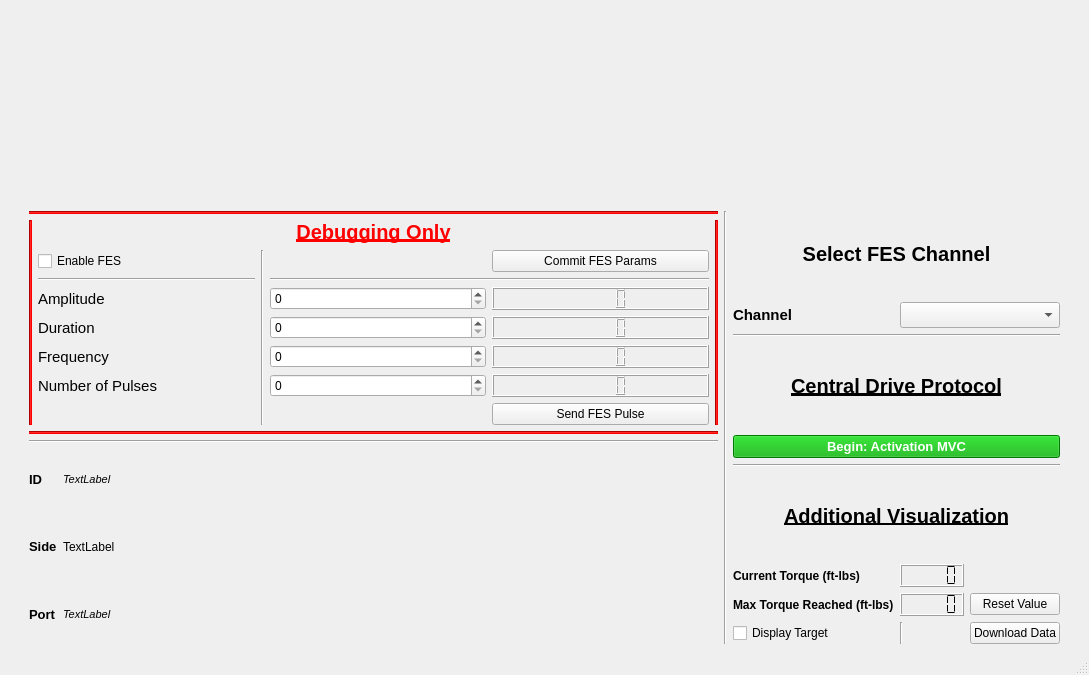
jontalvarez/central-drive, file resources/_CD_GUI_Main_Clinician_Formed.ui: the form before one commit.
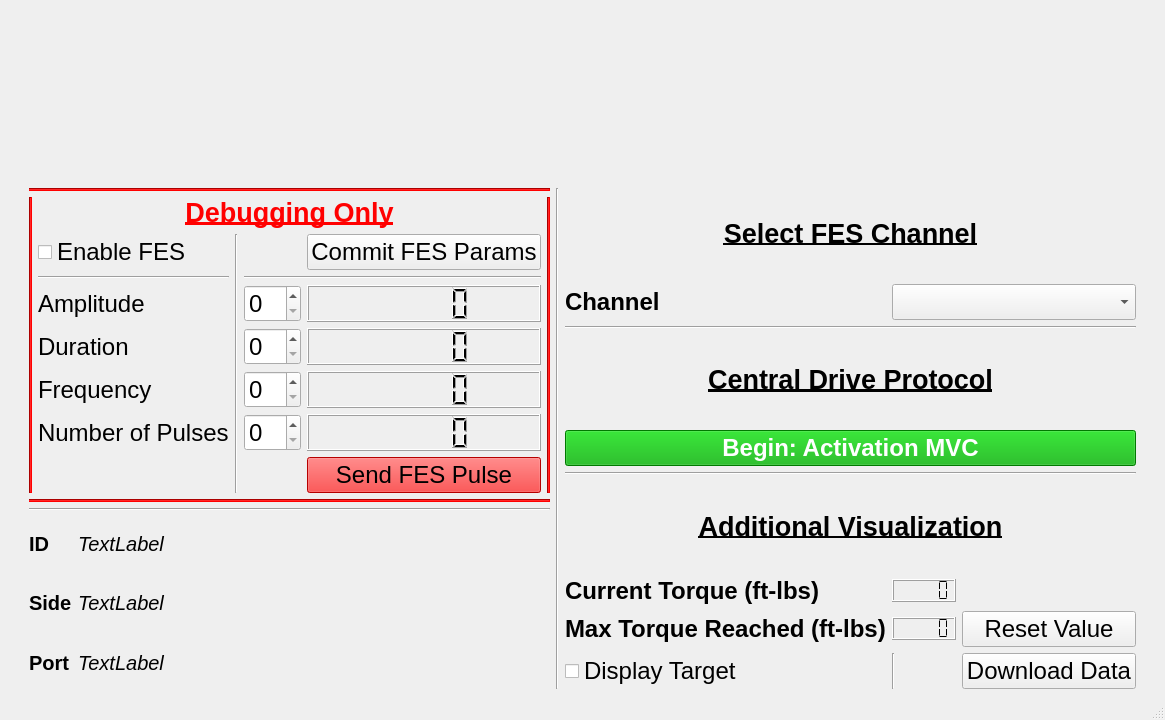
The form after the commit.

Commit message: rpi clinician gui changes

```diff
--- a/resources/_CD_GUI_Main_Clinician_Formed.ui
+++ b/resources/_CD_GUI_Main_Clinician_Formed.ui
@@ -6,10 +6,16 @@
    <rect>
     <x>0</x>
     <y>0</y>
-    <width>1089</width>
-    <height>675</height>
+    <width>1155</width>
+    <height>720</height>
    </rect>
   </property>
+  <property name="sizePolicy">
+   <sizepolicy hsizetype="Preferred" vsizetype="MinimumExpanding">
+    <horstretch>0</horstretch>
+    <verstretch>0</verstretch>
+   </sizepolicy>
+  </property>
   <property name="windowTitle">
    <string>Central Drive Estimation</string>
   </property>
@@ -40,7 +46,7 @@
        <widget class="QLabel" name="label_4">
         <property name="font">
          <font>
-          <pointsize>10</pointsize>
+          <pointsize>15</pointsize>
           <weight>75</weight>
           <bold>true</bold>
          </font>
@@ -54,7 +60,7 @@
        <widget class="QLabel" name="comport_lbl">
         <property name="font">
          <font>
-          <pointsize>8</pointsize>
+          <pointsize>15</pointsize>
           <weight>50</weight>
           <italic>true</italic>
           <bold>false</bold>
@@ -82,7 +88,7 @@
         </property>
         <property name="font">
          <font>
-          <pointsize>8</pointsize>
+          <pointsize>15</pointsize>
           <weight>50</weight>
           <italic>true</italic>
           <bold>false</bold>
@@ -104,7 +110,7 @@
        <widget class="QLabel" name="label_13">
         <property name="font">
          <font>
-          <pointsize>10</pointsize>
+          <pointsize>15</pointsize>
           <weight>75</weight>
           <bold>true</bold>
          </font>
@@ -118,7 +124,7 @@
        <widget class="QLabel" name="label_14">
         <property name="font">
          <font>
-          <pointsize>10</pointsize>
+          <pointsize>15</pointsize>
           <weight>75</weight>
           <bold>true</bold>
          </font>
@@ -130,6 +136,12 @@
       </item>
       <item row="1" column="1">
        <widget class="QLabel" name="testingSide_lbl">
+        <property name="font">
+         <font>
+          <pointsize>15</pointsize>
+          <italic>true</italic>
+         </font>
+        </property>
         <property name="text">
          <string>TextLabel</string>
         </property>
@@ -143,7 +155,7 @@
        <widget class="QLabel" name="label_6">
         <property name="font">
          <font>
-          <pointsize>11</pointsize>
+          <pointsize>18</pointsize>
          </font>
         </property>
         <property name="text">
@@ -152,16 +164,28 @@
        </widget>
       </item>
       <item row="4" column="3">
-       <widget class="QSpinBox" name="amp_sp"/>
+       <widget class="QSpinBox" name="amp_sp">
+        <property name="font">
+         <font>
+          <pointsize>18</pointsize>
+         </font>
+        </property>
+       </widget>
       </item>
       <item row="7" column="3">
-       <widget class="QSpinBox" name="np_sp"/>
+       <widget class="QSpinBox" name="np_sp">
+        <property name="font">
+         <font>
+          <pointsize>18</pointsize>
+         </font>
+        </property>
+       </widget>
       </item>
       <item row="1" column="1" colspan="4">
        <widget class="QLabel" name="label_3">
         <property name="font">
          <font>
-          <pointsize>15</pointsize>
+          <pointsize>20</pointsize>
           <weight>75</weight>
           <bold>true</bold>
           <underline>true</underline>
@@ -182,13 +206,19 @@
        </widget>
       </item>
       <item row="5" column="4">
-       <widget class="QLCDNumber" name="committedDur_lbl"/>
+       <widget class="QLCDNumber" name="committedDur_lbl">
+        <property name="font">
+         <font>
+          <pointsize>18</pointsize>
+         </font>
+        </property>
+       </widget>
       </item>
       <item row="4" column="1">
        <widget class="QLabel" name="label">
         <property name="font">
          <font>
-          <pointsize>11</pointsize>
+          <pointsize>18</pointsize>
          </font>
         </property>
         <property name="text">
@@ -221,10 +251,22 @@
        </widget>
       </item>
       <item row="5" column="3">
-       <widget class="QSpinBox" name="dur_sp"/>
+       <widget class="QSpinBox" name="dur_sp">
+        <property name="font">
+         <font>
+          <pointsize>18</pointsize>
+         </font>
+        </property>
+       </widget>
       </item>
       <item row="4" column="4">
-       <widget class="QLCDNumber" name="committedAmp_lbl"/>
+       <widget class="QLCDNumber" name="committedAmp_lbl">
+        <property name="font">
+         <font>
+          <pointsize>18</pointsize>
+         </font>
+        </property>
+       </widget>
       </item>
       <item row="9" column="0" colspan="6">
        <widget class="Line" name="line_13">
@@ -255,6 +297,11 @@
       </item>
       <item row="2" column="1">
        <widget class="QCheckBox" name="fesEnable_cb">
+        <property name="font">
+         <font>
+          <pointsize>18</pointsize>
+         </font>
+        </property>
         <property name="text">
          <string>Enable FES</string>
         </property>
@@ -262,9 +309,17 @@
       </item>
       <item row="8" column="4">
        <widget class="QPushButton" name="sendPulse_pb">
+        <property name="font">
+         <font>
+          <pointsize>18</pointsize>
+         </font>
+        </property>
         <property name="autoFillBackground">
          <bool>false</bool>
         </property>
+        <property name="styleSheet">
+         <string notr="true">background-color: rgb(255, 0, 0);</string>
+        </property>
         <property name="text">
          <string>Send FES Pulse</string>
         </property>
@@ -284,7 +339,7 @@
        <widget class="QLabel" name="label_5">
         <property name="font">
          <font>
-          <pointsize>11</pointsize>
+          <pointsize>18</pointsize>
          </font>
         </property>
         <property name="text">
@@ -296,7 +351,7 @@
        <widget class="QLabel" name="label_2">
         <property name="font">
          <font>
-          <pointsize>11</pointsize>
+          <pointsize>18</pointsize>
           <italic>false</italic>
          </font>
         </property>
@@ -306,16 +361,39 @@
        </widget>
       </item>
       <item row="6" column="3">
-       <widget class="QSpinBox" name="f_sp"/>
+       <widget class="QSpinBox" name="f_sp">
+        <property name="font">
+         <font>
+          <pointsize>18</pointsize>
+         </font>
+        </property>
+       </widget>
       </item>
       <item row="7" column="4">
-       <widget class="QLCDNumber" name="committedNp_lbl"/>
+       <widget class="QLCDNumber" name="committedNp_lbl">
+        <property name="font">
+         <font>
+          <pointsize>18</pointsize>
+         </font>
+        </property>
+       </widget>
       </item>
       <item row="6" column="4">
-       <widget class="QLCDNumber" name="committedF_lbl"/>
+       <widget class="QLCDNumber" name="committedF_lbl">
+        <property name="font">
+         <font>
+          <pointsize>18</pointsize>
+         </font>
+        </property>
+       </widget>
       </item>
       <item row="2" column="4">
        <widget class="QPushButton" name="commit_pb">
+        <property name="font">
+         <font>
+          <pointsize>18</pointsize>
+         </font>
+        </property>
         <property name="text">
          <string>Commit FES Params</string>
         </property>
@@ -360,6 +438,12 @@
      <layout class="QVBoxLayout" name="verticalLayout">
       <item>
        <widget class="QWidget" name="TorquePlot" native="true">
+        <property name="sizePolicy">
+         <sizepolicy hsizetype="Preferred" vsizetype="Preferred">
+          <horstretch>0</horstretch>
+          <verstretch>0</verstretch>
+         </sizepolicy>
+        </property>
         <layout class="QHBoxLayout" name="horizontalLayout"/>
        </widget>
       </item>
@@ -369,6 +453,11 @@
      <layout class="QGridLayout" name="gridLayout_2">
       <item row="10" column="2">
        <widget class="QPushButton" name="download_pb">
+        <property name="font">
+         <font>
+          <pointsize>18</pointsize>
+         </font>
+        </property>
         <property name="text">
          <string>Download Data</string>
         </property>
@@ -382,6 +471,11 @@
           <verstretch>0</verstretch>
          </sizepolicy>
         </property>
+        <property name="font">
+         <font>
+          <pointsize>18</pointsize>
+         </font>
+        </property>
         <property name="frameShape">
          <enum>QFrame::Box</enum>
         </property>
@@ -403,11 +497,11 @@
        <widget class="QLabel" name="label_10">
         <property name="font">
          <font>
-          <pointsize>15</pointsize>
+          <pointsize>20</pointsize>
           <weight>75</weight>
           <italic>false</italic>
           <bold>true</bold>
-          <underline>false</underline>
+          <underline>true</underline>
          </font>
         </property>
         <property name="text">
@@ -420,6 +514,11 @@
       </item>
       <item row="10" column="0">
        <widget class="QCheckBox" name="target_cb">
+        <property name="font">
+         <font>
+          <pointsize>18</pointsize>
+         </font>
+        </property>
         <property name="text">
          <string>Display Target</string>
         </property>
@@ -429,6 +528,7 @@
        <widget class="QLabel" name="label_8">
         <property name="font">
          <font>
+          <pointsize>18</pointsize>
           <weight>75</weight>
           <bold>true</bold>
          </font>
@@ -446,6 +546,11 @@
           <verstretch>0</verstretch>
          </sizepolicy>
         </property>
+        <property name="font">
+         <font>
+          <pointsize>18</pointsize>
+         </font>
+        </property>
         <property name="frameShape">
          <enum>QFrame::Box</enum>
         </property>
@@ -458,6 +563,7 @@
        <widget class="QLabel" name="label_9">
         <property name="font">
          <font>
+          <pointsize>18</pointsize>
           <weight>75</weight>
           <bold>true</bold>
          </font>
@@ -478,7 +584,7 @@
        <widget class="QLabel" name="label_12">
         <property name="font">
          <font>
-          <pointsize>15</pointsize>
+          <pointsize>20</pointsize>
           <weight>75</weight>
           <bold>true</bold>
           <underline>true</underline>
@@ -494,6 +600,11 @@
       </item>
       <item row="9" column="2">
        <widget class="QPushButton" name="maxTorqueReset_pb">
+        <property name="font">
+         <font>
+          <pointsize>18</pointsize>
+         </font>
+        </property>
         <property name="text">
          <string>Reset Value</string>
         </property>
@@ -503,7 +614,7 @@
        <widget class="QLabel" name="label_11">
         <property name="font">
          <font>
-          <pointsize>15</pointsize>
+          <pointsize>20</pointsize>
           <weight>75</weight>
           <bold>true</bold>
           <underline>true</underline>
@@ -528,7 +639,7 @@
        <widget class="QLabel" name="label_7">
         <property name="font">
          <font>
-          <pointsize>11</pointsize>
+          <pointsize>18</pointsize>
           <weight>75</weight>
           <bold>true</bold>
          </font>
@@ -542,7 +653,7 @@
        <widget class="QPushButton" name="beginTesting_pb">
         <property name="font">
          <font>
-          <pointsize>10</pointsize>
+          <pointsize>18</pointsize>
           <weight>75</weight>
           <bold>true</bold>
          </font>
@@ -562,7 +673,7 @@
        <widget class="QComboBox" name="channel_cb">
         <property name="font">
          <font>
-          <pointsize>11</pointsize>
+          <pointsize>18</pointsize>
          </font>
         </property>
         <property name="currentText">
```
Left out of the diff: 4 changed lines with no effect on the pictures. The commit also changes 5 other files.
